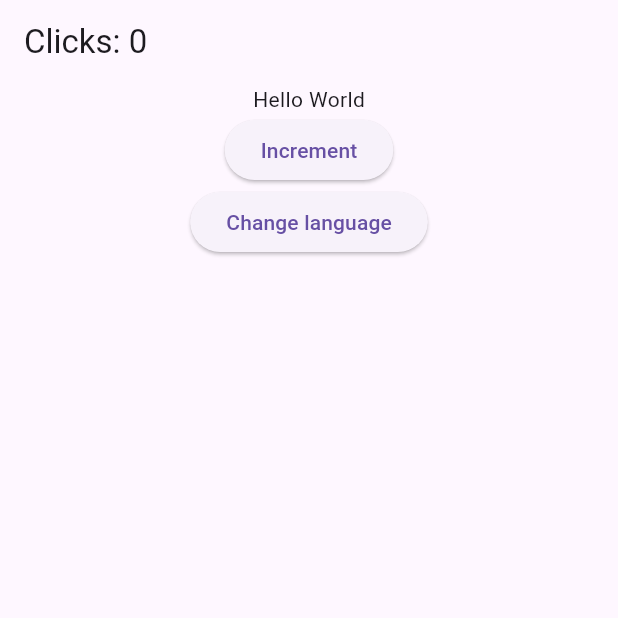
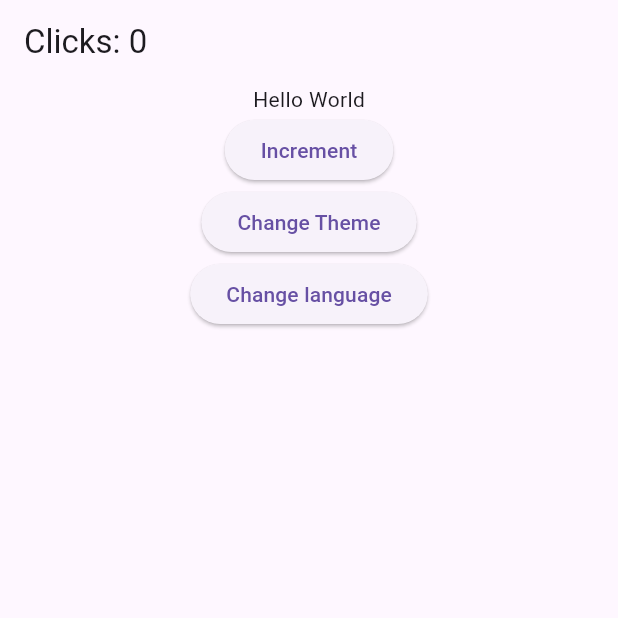
Before and after one commit to manukj/PestGPT, a Flutter app: the screen it shows after launch, on a phone screen of 412 x 824 dp, the top half of it. Run offline on Flutter 3.47's test engine with Material 3 defaults, Android fonts, the phone set to English and light mode, and no system bars; our stand-ins replace get.

Commit message:
Add button to change theme

```diff
--- a/lib/src/pages/landing_page.dart
+++ b/lib/src/pages/landing_page.dart
@@ -20,6 +20,13 @@ class LandingPage extends StatelessWidget {
               onPressed: () => c.increment(),
             ),
             ElevatedButton(
+              onPressed: () {
+                Get.changeTheme(
+                    Get.isDarkMode ? ThemeData.light() : ThemeData.dark());
+              },
+              child: const Text("Change Theme"),
+            ),
+            ElevatedButton(
               child: const Text("Change language"),
               onPressed: () => {
                 if (Get.locale == const Locale('en', 'US'))
```
